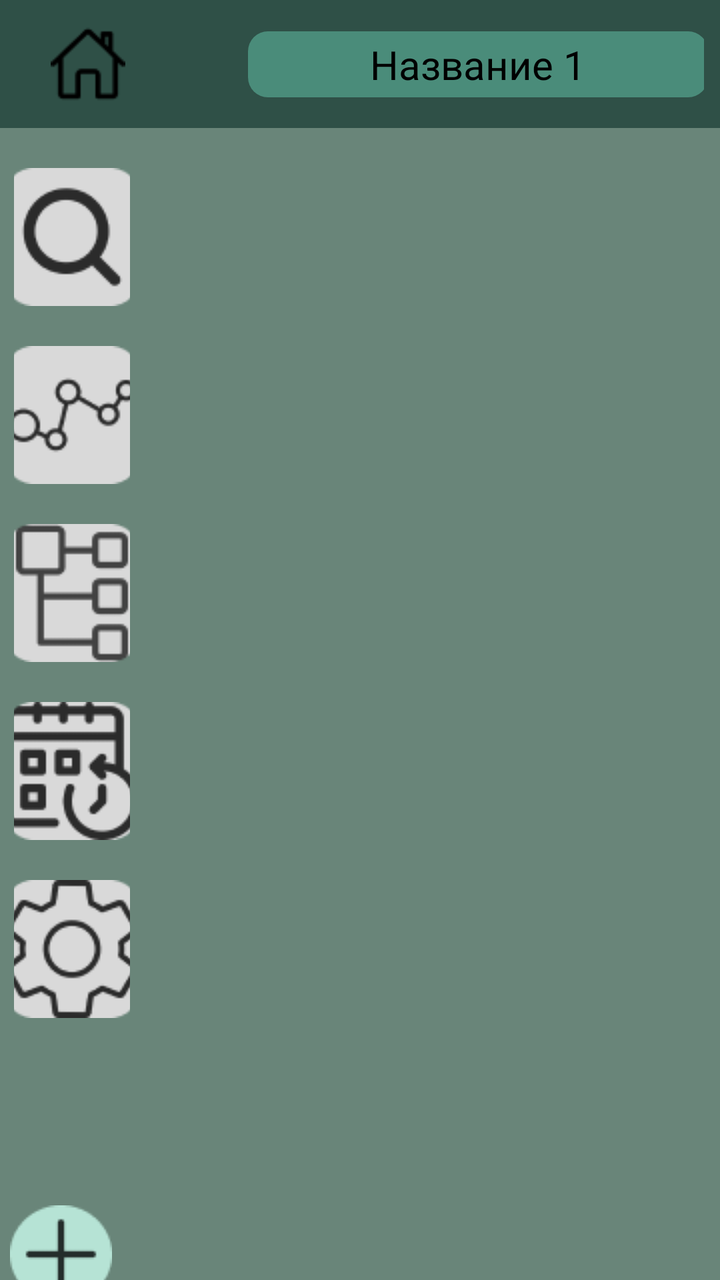
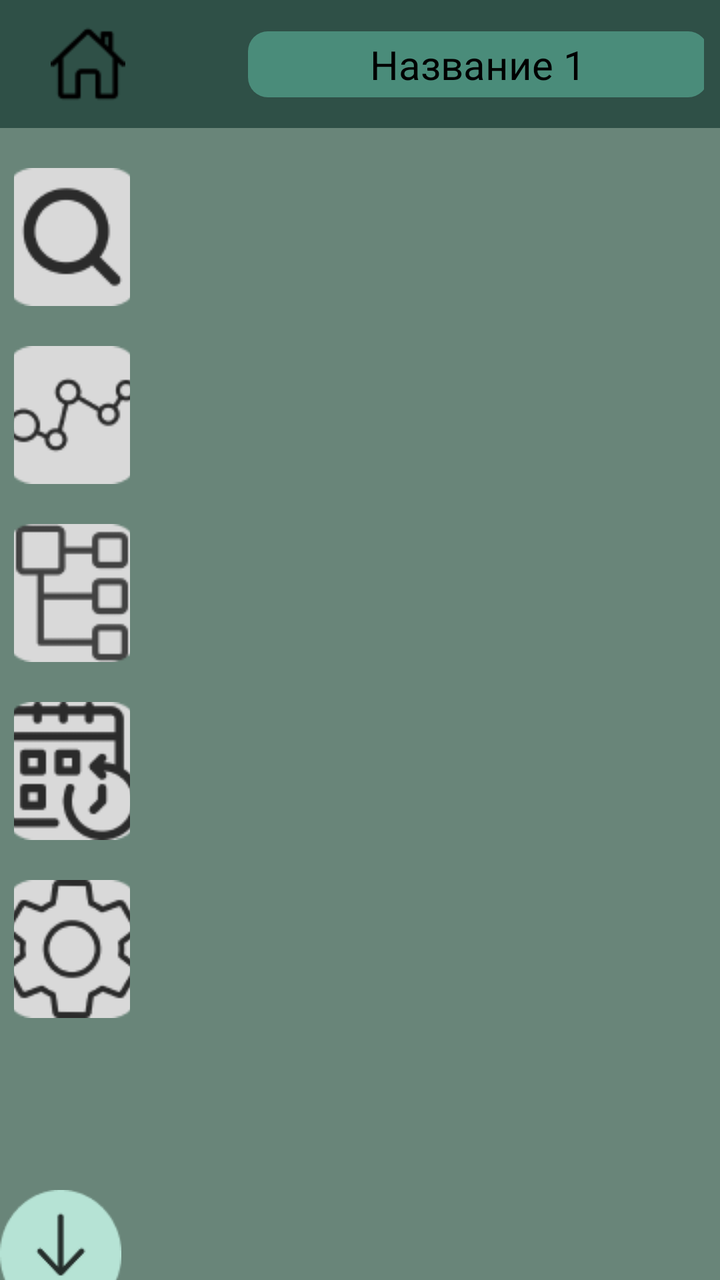

Before-and-after screenshots of an Android layout around one commit, followed by the original layout XML and the change that was made.
<!-- AndroidManifest.xml: application theme Theme.Blabify -->
<!-- res/layout/activity_main.xml -->
<?xml version="1.0" encoding="utf-8"?>
<androidx.drawerlayout.widget.DrawerLayout xmlns:android="http://schemas.android.com/apk/res/android"
    xmlns:app="http://schemas.android.com/apk/res-auto"
    xmlns:tools="http://schemas.android.com/tools"
    android:id="@+id/drawer_layout"
    android:layout_width="match_parent"
    android:layout_height="match_parent"
    android:background="#698579"
    tools:context=".presentation.ui.ChatsActivity">



    
    <androidx.constraintlayout.widget.ConstraintLayout
        android:id="@+id/main"
        android:layout_width="match_parent"
        android:layout_height="match_parent">

        
        <androidx.appcompat.widget.Toolbar
            android:id="@+id/toolbar"
            android:layout_width="match_parent"
            android:layout_height="wrap_content"
            android:background="#2F5047"
            app:layout_constraintTop_toTopOf="parent"
            app:layout_constraintStart_toStartOf="parent"
            app:layout_constraintEnd_toEndOf="parent">

            <androidx.constraintlayout.widget.ConstraintLayout
                android:layout_width="match_parent"
                android:layout_height="wrap_content"
                android:padding="8dp">

                <ImageView
                    android:id="@+id/home_icon"
                    android:layout_width="40dp"
                    android:layout_height="40dp"
                    android:src="@drawable/home"
                    android:contentDescription=""
                    app:layout_constraintStart_toStartOf="parent"
                    app:layout_constraintTop_toTopOf="parent"
                    app:layout_constraintBottom_toBottomOf="parent" />

                
                <TextView
                    android:id="@+id/toolbar_title"
                    android:layout_width="230dp"
                    android:layout_height="33dp"
                    android:layout_marginStart="60dp"
                    android:background="@drawable/toolbar_background"
                    android:text="Название 1"
                    android:textColor="@android:color/black"
                    android:gravity="center"
                    android:textSize="20dp"
                    android:textAppearance="@style/TextAppearance.AppCompat.Medium"
                    app:layout_constraintStart_toEndOf="@id/home_icon"
                    app:layout_constraintTop_toTopOf="parent"
                    app:layout_constraintBottom_toBottomOf="parent"
                    app:layout_constraintEnd_toStartOf="@id/mark_icon"/>

                
                <ImageView
                    android:id="@+id/mark_icon"
                    android:layout_width="42dp"
                    android:layout_height="42dp"
                    android:src="@drawable/mark_search"
                    android:contentDescription=""
                    app:layout_constraintStart_toEndOf="@id/toolbar_title"
                    app:layout_constraintTop_toTopOf="parent"
                    app:layout_constraintBottom_toBottomOf="parent"
                    android:layout_marginStart="10dp"/>
            </androidx.constraintlayout.widget.ConstraintLayout>
        </androidx.appcompat.widget.Toolbar>

        
        <LinearLayout
            android:id="@+id/content_container"
            android:layout_width="match_parent"
            android:layout_height="0dp"
            android:orientation="horizontal"
            app:layout_constraintTop_toBottomOf="@id/toolbar"
            app:layout_constraintBottom_toBottomOf="parent">

        
        <LinearLayout
            android:id="@+id/button_container"
            android:layout_width="0dp"
            android:layout_height="match_parent"
            android:layout_weight="0.1"
            android:orientation="vertical"
            android:paddingStart="7dp"
            android:paddingEnd="7dp"
            android:paddingTop="20dp">

            <ImageButton
                android:id="@+id/btn_search"
                android:contentDescription="Поиск"
                android:layout_width="wrap_content"
                android:layout_height="wrap_content"
                android:src="@drawable/nav_search"
                android:background="@android:color/transparent"/>

            <ImageButton
                android:contentDescription="Карта"
                android:id="@+id/btn_map"
                android:layout_width="wrap_content"
                android:layout_height="wrap_content"
                android:src="@drawable/nav_map"
                android:layout_marginTop="20dp"
                android:background="@android:color/transparent"/>

            <ImageButton
                android:contentDescription="Файлы"
                android:id="@+id/btn_tree"
                android:layout_width="wrap_content"
                android:layout_height="wrap_content"
                android:src="@drawable/nav_tree"
                android:layout_marginTop="20dp"
                android:background="@android:color/transparent"/>

            <ImageButton
                android:contentDescription="Дедлайны"
                android:id="@+id/btn_deadlines"
                android:layout_width="wrap_content"
                android:layout_height="wrap_content"
                android:src="@drawable/nav_deadlines"
                android:layout_marginTop="20dp"
                android:background="@android:color/transparent"/>

            <ImageButton
                android:contentDescription="Настройки"
                android:id="@+id/btn_settings"
                android:layout_width="wrap_content"
                android:layout_height="wrap_content"
                android:src="@drawable/nav_settings"
                android:layout_marginTop="20dp"
                android:background="@android:color/transparent"/>
        </LinearLayout>

            
            <androidx.recyclerview.widget.RecyclerView
                android:id="@+id/recycler_view_chats"
                android:layout_width="0dp"
                android:layout_height="match_parent"
                android:layout_weight="0.4"
                android:padding="8dp"/>
        </LinearLayout>

        
        <ImageButton
            android:id="@+id/download_button"
            android:elevation="10dp"
            android:layout_width="64dp"
            android:layout_height="64dp"
            android:src="@drawable/create"
            android:background="@android:color/transparent"
            android:layout_marginTop="550dp"
            android:layout_marginRight="300dp"
            app:layout_constraintTop_toBottomOf="@id/toolbar"
            app:layout_constraintBottom_toBottomOf="parent"
            app:layout_constraintStart_toStartOf="parent"
            app:layout_constraintEnd_toEndOf="parent"
            android:contentDescription="Кнопка"/>
    </androidx.constraintlayout.widget.ConstraintLayout>

</androidx.drawerlayout.widget.DrawerLayout>
<!-- resources referenced by this layout -->
<resources>
  <!-- drawable create: png bitmap (drawable, 1173 bytes) -->
  <!-- drawable home: png bitmap (drawable, 787 bytes) -->
  <!-- drawable mark_search: png bitmap (drawable, 4997 bytes) -->
  <!-- drawable nav_deadlines: png bitmap (drawable, 2776 bytes) -->
  <!-- drawable nav_map: png bitmap (drawable, 2553 bytes) -->
  <!-- drawable nav_search: png bitmap (drawable, 2088 bytes) -->
  <!-- drawable nav_settings: png bitmap (drawable, 3732 bytes) -->
  <!-- drawable nav_tree: png bitmap (drawable, 1766 bytes) -->
  <!-- drawable toolbar_background (drawable) -->
  <?xml version="1.0" encoding="utf-8"?>
  <shape xmlns:android="http://schemas.android.com/apk/res/android">
      <corners android:radius="10dp"/>
      <solid android:color="#4A8C7A"/> 
  </shape>
  <style name="Theme.Blabify" parent="Base.Theme.Blabify" />
  <style name="Base.Theme.Blabify" parent="Theme.Material3.DayNight.NoActionBar">
          
          
      </style>
</resources>

<!-- the commit's change to res/layout/activity_main.xml (unified diff, before → after) -->
@@ -152,7 +152,8 @@
             android:elevation="10dp"
             android:layout_width="64dp"
             android:layout_height="64dp"
-            android:src="@drawable/create"
+            android:src="@drawable/load2"
+            android:scaleType="fitCenter"
             android:background="@android:color/transparent"
             android:layout_marginTop="550dp"
             android:layout_marginRight="300dp"
<!-- resource entries referenced after the edit -->
@@ -1,7 +1,7 @@
 <!-- resources referenced by this layout -->
 <resources>
-  <!-- drawable create: png bitmap (drawable, 1173 bytes) -->
   <!-- drawable home: png bitmap (drawable, 787 bytes) -->
+  <!-- drawable load2: png bitmap (drawable, 2315 bytes) -->
   <!-- drawable mark_search: png bitmap (drawable, 4997 bytes) -->
   <!-- drawable nav_deadlines: png bitmap (drawable, 2776 bytes) -->
   <!-- drawable nav_map: png bitmap (drawable, 2553 bytes) -->
